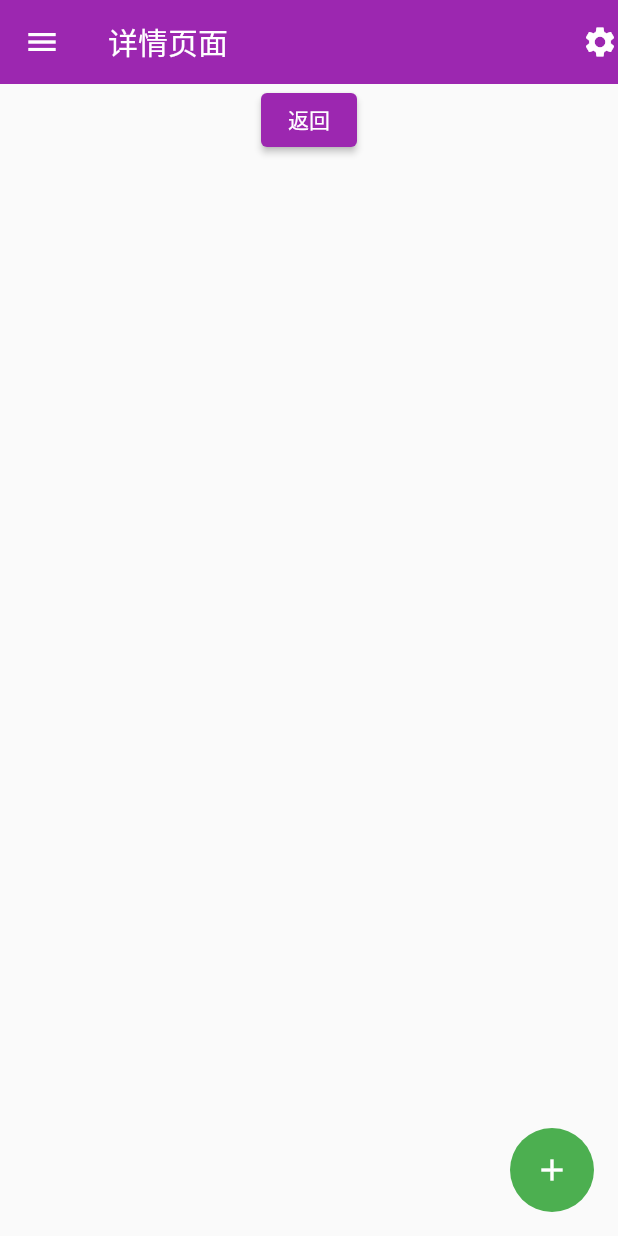
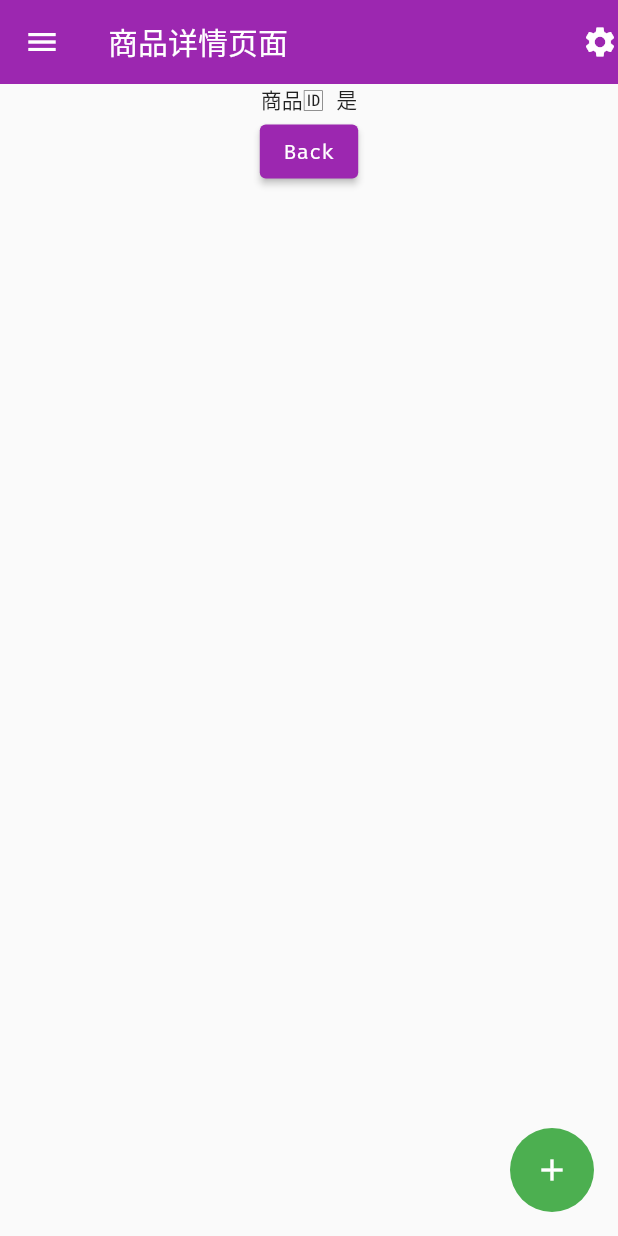
Before and after one commit to m5ultra/dart_study, a Flutter app: the screen it shows after launch, after a tap on "跳转详情01", on a phone screen of 412 x 824 dp. Run offline on Flutter 3.47's test engine with Material 2 defaults, Android fonts, the phone set to English and light mode, and no system bars; our stand-ins replace dio.

Commit message:
Feat: 动态路由

```diff
--- a/lib/09_routes/03_onGenerate.dart
+++ b/lib/09_routes/03_onGenerate.dart
@@ -1,7 +1,7 @@
 import 'package:flutter/material.dart';
 
 class Detail extends StatelessWidget {
-  const Detail({Key? key, required id}) : super(key: key);
+  const Detail({Key? key}) : super(key: key);
 
   @override
   Widget build(BuildContext context) {
@@ -145,3 +145,51 @@ class _UnknownPageState extends State<UnknownPage> {
     ;
   }
 }
+
+class Detail2 extends StatelessWidget {
+  final String id; // 可以通过Provider 传递给子组建
+  const Detail2({Key? key, required this.id}) : super(key: key);
+
+  @override
+  Widget build(BuildContext context) {
+    print(id);
+    return Scaffold(
+      appBar: AppBar(
+        title: const Text('商品详情页面'),
+        leading: const Icon(Icons.menu),
+        actions: const [Icon(Icons.settings)],
+        elevation: 0,
+      ),
+      body: const Detail2Page(),
+      floatingActionButton: FloatingActionButton(
+        onPressed: () {},
+        tooltip: 'Increment',
+        backgroundColor: Colors.green,
+        elevation: 0.0,
+        child: const Icon(Icons.add),
+      ),
+    );
+  }
+}
+
+
+class Detail2Page extends StatefulWidget {
+  const Detail2Page({Key? key,}) : super(key: key);
+
+  @override
+  State<Detail2Page> createState() => _Detail2PageState();
+}
+
+class _Detail2PageState extends State<Detail2Page> {
+  @override
+  Widget build(BuildContext context) {
+    return Center(
+      child: Column(
+        children: [
+          Text('商品🆔 是'),
+          ElevatedButton(onPressed: () => Navigator.pop(context), child: const Text('Back'))
+        ],
+      ),
+    );
+  }
+}
--- a/lib/main.dart
+++ b/lib/main.dart
@@ -49,20 +49,19 @@ class MyApp extends StatelessWidget {
       // onUnknownRoute: (RouteSettings settings) => MaterialPageRoute(builder: (context) => const Unknown()),
       // 动态路由开始 声明动态路由 命名路由就失效了
       onGenerateRoute: (RouteSettings settings) {
-        print('路由名称 + ${settings.name}');
         if(settings.name == '/') {
           return MaterialPageRoute(builder: (context) => const Home());
         }
 
         if(settings.name == '/detail') {
-          return MaterialPageRoute(builder: (context) => const Detail(id: null,));
+          return MaterialPageRoute(builder: (context) => const Detail());
         }
 
         // 例如详情页面 /details/:id
         Uri uri = Uri.parse(settings.name as String);
         if(uri.pathSegments.length == 2 && uri.pathSegments.first == 'detail') {
           String id = uri.pathSegments[1];
-          return MaterialPageRoute(builder: (context) => Detail(id: id));
+          return MaterialPageRoute(builder: (context) => Detail2(id: id));
         }
         // 所有的都没有匹配 跳转到404 页面
         return MaterialPageRoute(builder: (context) => const Unknown());
```
